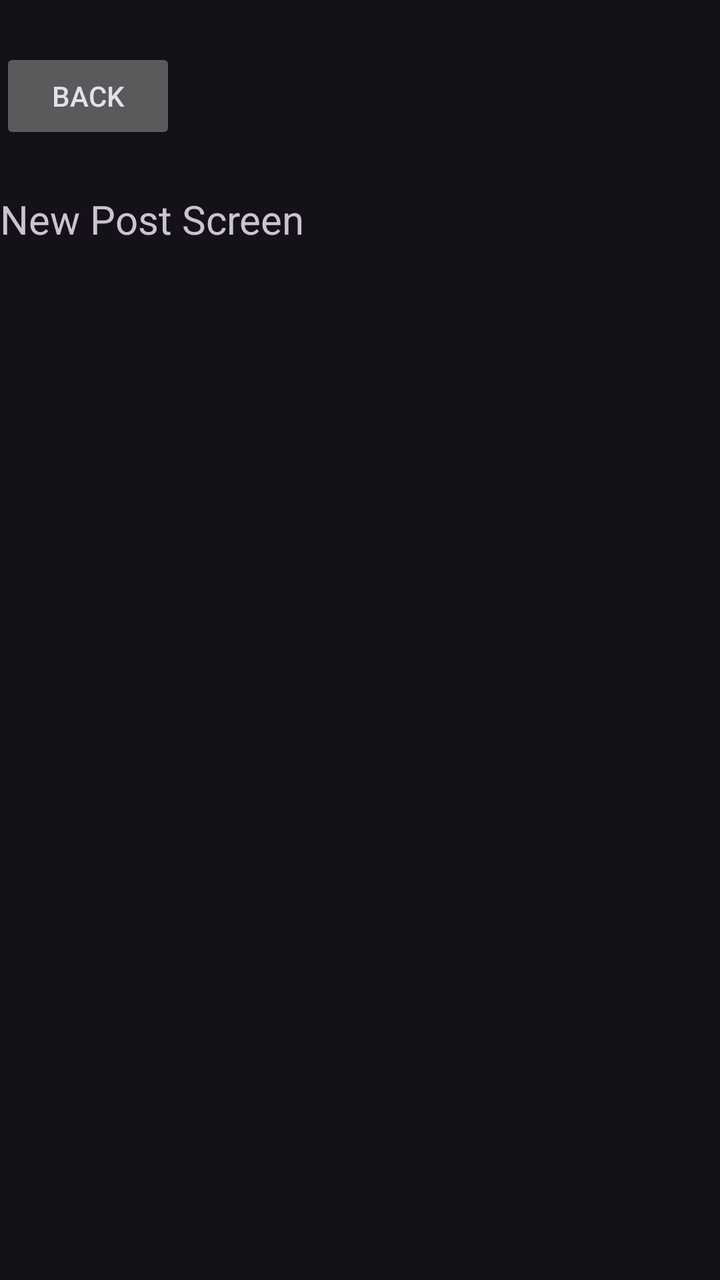
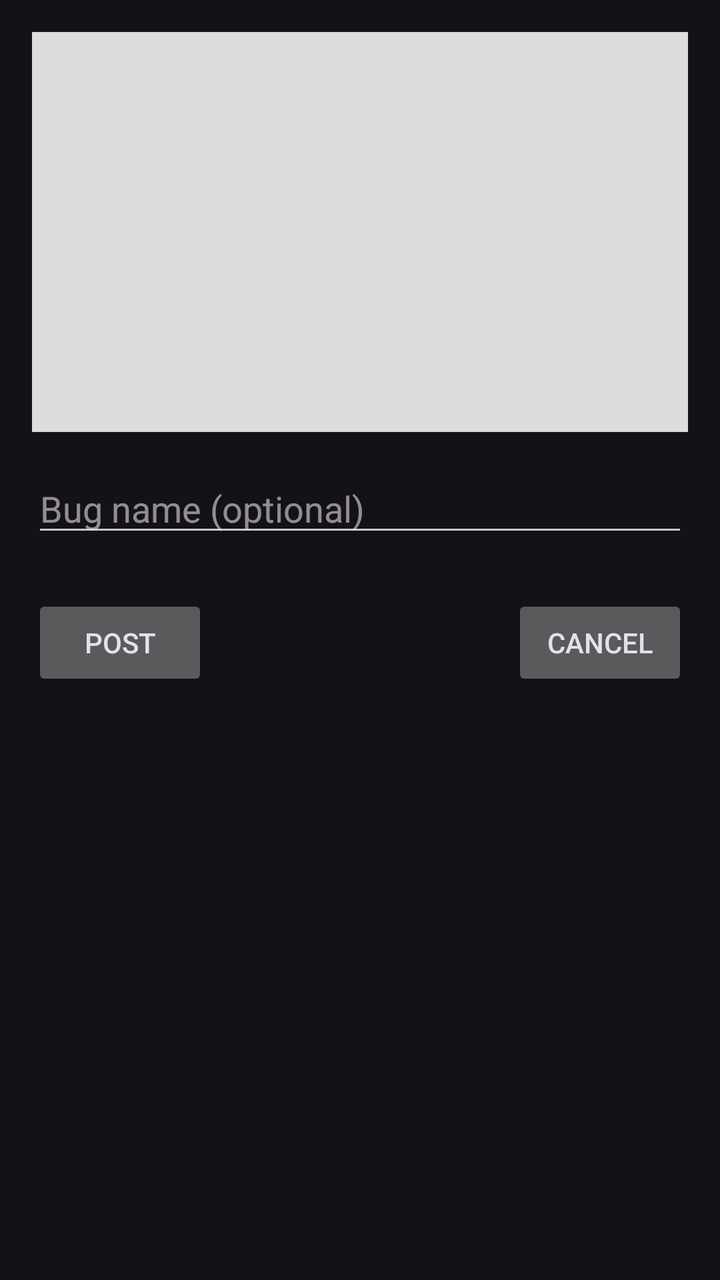

Compare the two renders of this Android layout. The source of the first and the diff that turns it into the second are given below.
<!-- AndroidManifest.xml: activity theme Theme.PinABug -->
<!-- res/layout/activity_new_post.xml -->
<?xml version="1.0" encoding="utf-8"?>
<androidx.constraintlayout.widget.ConstraintLayout
    xmlns:android="http://schemas.android.com/apk/res/android"
    xmlns:app="http://schemas.android.com/apk/res-auto"
    xmlns:tools="http://schemas.android.com/tools"
    android:orientation="vertical"
    android:gravity="center"
    android:layout_width="match_parent"
    android:layout_height="match_parent">

    <TextView
        android:id="@+id/newPostLabel"
        android:layout_width="wrap_content"
        android:layout_height="wrap_content"
        android:layout_marginTop="24dp"
        android:text="New Post Screen"
        android:textSize="20sp"
        app:layout_constraintTop_toBottomOf="@+id/backBtn"
        tools:ignore="HardcodedText,MissingConstraints"
        tools:layout_editor_absoluteX="16dp" />

    <Button
        android:id="@+id/backBtn"
        android:layout_width="wrap_content"
        android:layout_height="wrap_content"
        android:layout_marginTop="24dp"
        android:text="Back"
        app:layout_constraintTop_toTopOf="parent"
        tools:ignore="HardcodedText,MissingConstraints"
        tools:layout_editor_absoluteX="16dp" />


</androidx.constraintlayout.widget.ConstraintLayout>
<!-- resources referenced by this layout -->
<resources>
  <style name="Theme.PinABug" parent="Theme.Material3.Dark.NoActionBar" />
</resources>

<!-- the commit's change to res/layout/activity_new_post.xml (unified diff, before → after) -->
@@ -1,33 +1,52 @@
-<?xml version="1.0" encoding="utf-8"?>
 <androidx.constraintlayout.widget.ConstraintLayout
     xmlns:android="http://schemas.android.com/apk/res/android"
     xmlns:app="http://schemas.android.com/apk/res-auto"
     xmlns:tools="http://schemas.android.com/tools"
-    android:orientation="vertical"
-    android:gravity="center"
     android:layout_width="match_parent"
-    android:layout_height="match_parent">
+    android:layout_height="match_parent"
+    tools:ignore="HardcodedText"
+    android:padding="16dp">
 
-    <TextView
-        android:id="@+id/newPostLabel"
+    
+    <ImageView
+        android:id="@+id/previewImage"
+        android:layout_width="0dp"
+        android:layout_height="200dp"
+        android:scaleType="centerCrop"
+        android:background="#DDDDDD"
+        android:contentDescription="Selected image preview"
+        app:layout_constraintTop_toTopOf="parent"
+        app:layout_constraintStart_toStartOf="parent"
+        app:layout_constraintEnd_toEndOf="parent"/>
+
+    
+    <EditText
+        android:id="@+id/bugNameInput"
+        android:layout_width="0dp"
+        android:layout_height="wrap_content"
+        android:hint="Bug name (optional)"
+        app:layout_constraintTop_toBottomOf="@id/previewImage"
+        app:layout_constraintStart_toStartOf="parent"
+        app:layout_constraintEnd_toEndOf="parent"
+        android:layout_marginTop="16dp"/>
+
+    
+    <Button
+        android:id="@+id/postBtn"
         android:layout_width="wrap_content"
         android:layout_height="wrap_content"
-        android:layout_marginTop="24dp"
-        android:text="New Post Screen"
-        android:textSize="20sp"
-        app:layout_constraintTop_toBottomOf="@+id/backBtn"
-        tools:ignore="HardcodedText,MissingConstraints"
-        tools:layout_editor_absoluteX="16dp" />
+        android:text="Post"
+        app:layout_constraintTop_toBottomOf="@id/bugNameInput"
+        app:layout_constraintStart_toStartOf="parent"
+        android:layout_marginTop="24dp"/>
 
+    
     <Button
-        android:id="@+id/backBtn"
+        android:id="@+id/cancelBtn"
         android:layout_width="wrap_content"
         android:layout_height="wrap_content"
-        android:layout_marginTop="24dp"
-        android:text="Back"
-        app:layout_constraintTop_toTopOf="parent"
-        tools:ignore="HardcodedText,MissingConstraints"
-        tools:layout_editor_absoluteX="16dp" />
-
-
+        android:text="Cancel"
+        app:layout_constraintTop_toBottomOf="@id/bugNameInput"
+        app:layout_constraintEnd_toEndOf="parent"
+        android:layout_marginTop="24dp"/>
 </androidx.constraintlayout.widget.ConstraintLayout>
